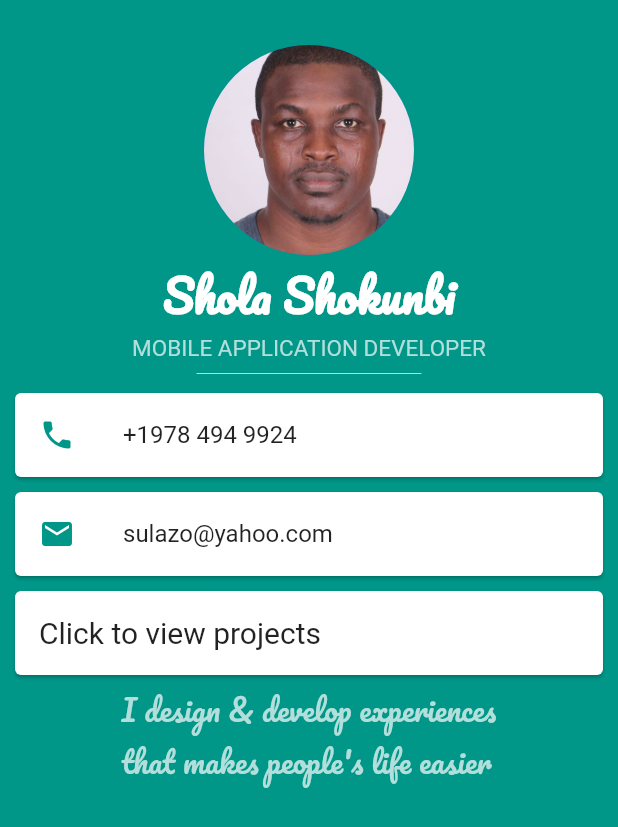
After one commit to sulazo/sandbox_flutter_app, a Flutter app: the Animate screen opened directly, on a phone screen of 412 x 824 dp. The commit adds this screen. Shown: the top 827 px of the screen. Run offline on Flutter 3.47's test engine with Material 2 defaults, Android fonts, the phone set to English and light mode, and no system bars; our stand-ins replace animated_text_kit, font_awesome_flutter, signature; missing offline and left inert: simple_permissions; Roboto replaces fonts that are missing (SourceScansPro).

Commit message:
commit changes on 4/27/2020

```diff
--- /dev/null
+++ b/lib/appbrewery/animation/animation2.dart
@@ -0,0 +1,156 @@
+import 'package:flutter/cupertino.dart';
+import 'package:flutter/material.dart';
+import 'package:animated_text_kit/animated_text_kit.dart';
+
+import '../../micard projects.dart';
+//import 'package:carousel_slider/carousel_slider.dart';
+//import 'package:flutter_mobile_carousel/carousel_arrow.dart';
+//import 'package:carousel_pro/carousel_pro.dart';
+
+//import '../../micard projects.dart';
+
+//import '../../micard projects.dart';
+
+void main() => runApp(MaterialApp(
+      home: Animate(),
+    ));
+
+class Animate extends StatefulWidget {
+  @override
+  _AnimateState createState() => _AnimateState();
+}
+
+class _AnimateState extends State<Animate> {
+  @override
+  Widget build(BuildContext xyz) {
+    return Scaffold(
+        backgroundColor: Colors.teal,
+        // Color(0xffeb1555), // Color(0xffeb1555);Color(0xff1d1e33);
+        /* appBar: AppBar(
+          backgroundColor: Color(0xff0a0e21),
+          title: Text("Sman Productions"),
+          centerTitle: true,
+        ),*/
+        body: ListView(
+          children: <Widget>[
+            Column(
+              mainAxisAlignment: MainAxisAlignment.center,
+              children: <Widget>[
+                SizedBox(height: 30),
+                CircleAvatar(
+                  backgroundImage: AssetImage('images/passport.jpg'),
+                  //backgroundImage: AssetImage('images/passport.jpg'),
+                  //minRadius: 200,
+                  maxRadius: 70,
+                ),
+                //  SizedBox(height: 10),
+                Text(
+                  "Shola Shokunbi",
+                  style: TextStyle(
+                      color: Colors.white,
+                      fontFamily: 'Pacifico',
+                      fontSize: 30,
+                      fontWeight: FontWeight.bold),
+                ),
+                /*  Text(
+                  "Sman Production",
+                ),*/
+                Text(
+                  "MOBILE APPLICATION DEVELOPER",
+                  style: TextStyle(
+                    color: Colors.teal.shade100, fontFamily: 'SourceScansPro',
+                    // letterSpacing: 1.5,
+                    fontSize: 15,
+                    //fontWeight: FontWeight.w900
+                  ),
+                ),
+                SizedBox(
+                  width: 150,
+                  //height: 20,
+                  child: Divider(
+                    //thickness: 0.5,
+                    color: Colors.teal.shade100,
+                  ),
+                ),
+                Card(
+                  margin: EdgeInsets.symmetric(vertical: 5, horizontal: 10.0),
+                  color: Colors.white,
+                  child: ListTile(
+                    // dense: true,
+                    leading: Icon(
+                      Icons.phone,
+                      color: Colors.teal,
+                    ),
+                    title: Text("+1978 494 9924"),
+                  ),
+                ),
+                Card(
+                  margin: EdgeInsets.symmetric(vertical: 5, horizontal: 10),
+                  color: Colors.white,
+                  child: ListTile(
+                    // contentPadding: EdgeInsets.all(5),
+                    // dense: true,
+                    leading: Icon(
+                      Icons.email,
+                      color: Colors.teal,
+                    ),
+                    title: Text(
+                      "sulazo@yahoo.com",
+                      style: TextStyle(fontSize: 16),
+                    ),
+                  ),
+                ),
+                Card(
+                    margin: EdgeInsets.symmetric(vertical: 5, horizontal: 10),
+                    child: ListTile(
+                      onTap: () => Navigator.push(
+                          context,
+                          MaterialPageRoute(
+                              builder: (context) => ProjectScreen())),
+                      title: Text(
+                        "Click to view projects",
+                        style: TextStyle(fontSize: 20),
+                      ),
+                    )),
+                // Card(),
+                SizedBox(
+                  width: 250.0,
+                  child: TypewriterAnimatedTextKit(
+                      onTap: () => print("Tap Event"),
+                      text: [
+                        "I design & develop experiences that makes people's life easier",
+                      ],
+                      textStyle: TextStyle(
+                          fontSize: 20.0,
+                          color: Colors.teal.shade100,
+                          fontFamily: "Pacifico"),
+                      textAlign: TextAlign.start,
+                      alignment:
+                          AlignmentDirectional.topStart // or Alignment.topLeft
+                      ),
+                ),
+
+                /* SizedBox(
+                    height: 150.0,
+                    width: 300.0,
+                    child: Carousel(
+                      images: [
+                        //Image.asset("images/passport.jpg"),
+                        NetworkImage(
+                            'https://images.unsplash.com/photo-1517694712202-14'
+                            'dd9538aa97?ixlib=rb-1.2.1&ixid=eyJhcHBfaWQiOjEyMDd9&auto=format&fit=crop&w=600&q=60'),
+                         NetworkImage(
+                            'https://images.unsplash.com/photo-1480506132288-68f7705954bd?ixlib=rb-1.2.1&ixid=eyJhcHBfaWQiOjEyMDd9&auto=format&fit=crop&w=600&q=60'),
+                        NetworkImage(
+                            'https://images.unsplash.com/photo-1555066931-4365d14bab8c?ixlib=rb-1.2.1&ixid=eyJhcHBfaWQiOjEyMDd9&auto=format&fit=crop&w=600&q=60'),
+                        NetworkImage(
+                            'https://images.unsplash.com/photo-1517694712202-14'
+                            'dd9538aa97?ixlib=rb-1.2.1&ixid=eyJhcHBfaWQiOjEyMDd9&auto=format&fit=crop&w=600&q=60'),
+                      ],
+                    )),*/
+              ],
+            ),
+          ],
+        ));
+  }
+}
--- a/lib/appbrewery/asignment1.dart
+++ b/lib/appbrewery/asignment1.dart
@@ -1,6 +1,6 @@
 import 'package:flutter/cupertino.dart';
 import 'package:flutter/material.dart';
-import 'package:flutter/cupertino.dart' show TargetPlatform;
+//import 'package:flutter/cupertino.dart' show TargetPlatform;
 
 void main() {
   runApp(MaterialApp(
--- a/lib/~BROMIUM/BMI/result screen.dart
+++ b/lib/~BROMIUM/BMI/result screen.dart
@@ -47,7 +47,7 @@ class Result extends StatelessWidget {
                           Flexible(
                             child: Text(
                               getResult,
-                              style: TextStyle(fontSize: 30),
+                              style: TextStyle(fontSize: 20),
                             ),
 
                             // getResult()
@@ -120,7 +120,7 @@ class Result extends StatelessWidget {
                       ],
                     ),
                   ))*/
-                          )
+                          ),
                         ])))
           ]),
     );
--- a/lib/~BROMIUM/main.dart
+++ b/lib/~BROMIUM/main.dart
@@ -1,6 +1,7 @@
 import 'package:flutter/material.dart';
 
 import 'BMI/bmi calculator.dart';
+//import 'bmi calculator.dart';
 
 void main() => runApp(MaterialApp(
       /* routes: {
```
Also changed, not shown: lib/RichText app/richtext_app.dart (added, +76 -0 lines), lib/appbrewery/animation.dart (added, +81 -0 lines), lib/appbrewery/animation/hero animation.dart (+22 -0 lines), lib/micard projects.dart (added, +27 -0 lines), lib/~BROMIUM/BMI/bmi calculator.dart (+6 -6 lines), pubspec.yaml (+13 -9 lines), fonts/Pacifico-Regular.ttf (added), fonts/SourceSansPro-Regular.ttf (added), images/passport.jpg (added), pubspec.lock, 1 other file.
